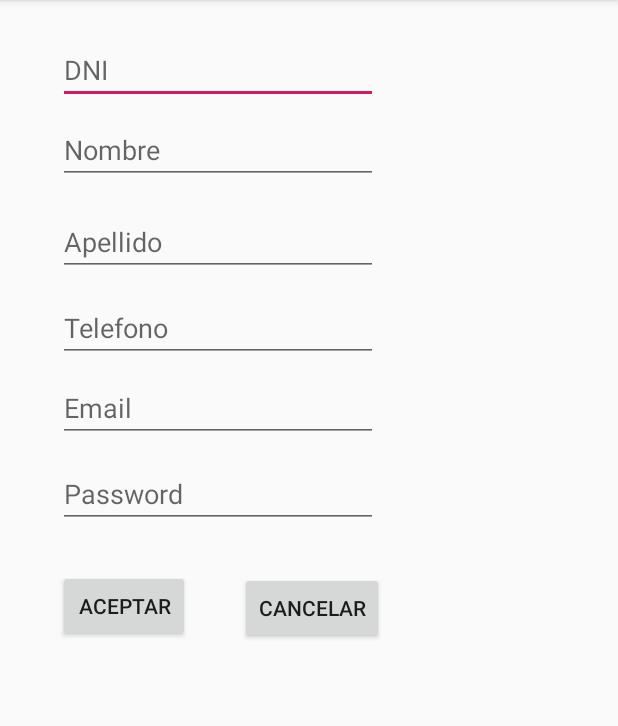
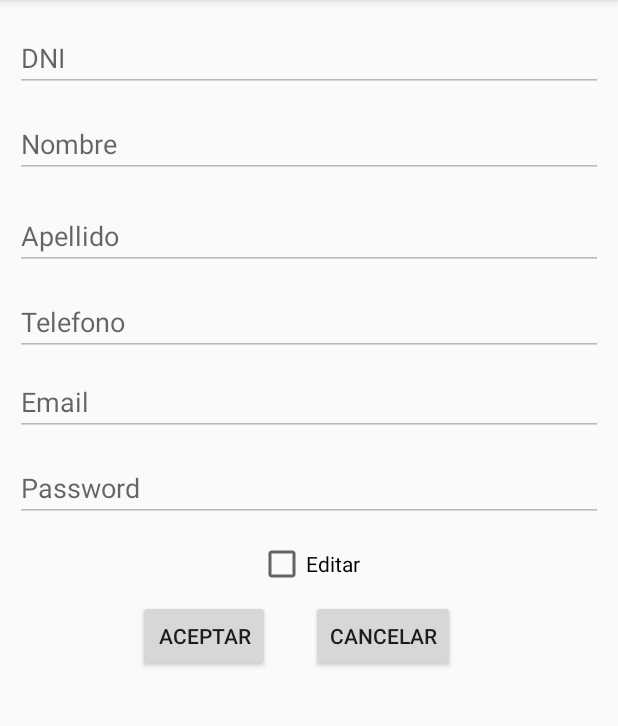
Before and after one commit to jalfer4/InmobiliariaV1, an Android app: the fragment PerfilFragment shown on its own in the app's theme, on a phone screen of 412 x 824 dp, the part 84-810 px from its top. Run offline under Robolectric (Android 15) with nearby library versions, the phone set to English and light mode, and no system bars.

Commit message:
mofificaciones varias 244

```diff
--- a/app/src/main/AndroidManifest.xml
+++ b/app/src/main/AndroidManifest.xml
@@ -4,7 +4,7 @@
 
     <application
         android:allowBackup="true"
-        android:icon="@mipmap/ic_launcher"
+        android:icon="@drawable/ic_inmobiliaria"
         android:label="@string/app_name"
         android:roundIcon="@mipmap/ic_launcher_round"
         android:supportsRtl="true"
--- a/app/src/main/java/com/example/inmobiliariav1/ui/perfil/PerfilFragment.java
+++ b/app/src/main/java/com/example/inmobiliariav1/ui/perfil/PerfilFragment.java
@@ -5,6 +5,8 @@ import android.view.LayoutInflater;
 import android.view.View;
 import android.view.ViewGroup;
 import android.widget.Button;
+import android.widget.CheckBox;
+import android.widget.EditText;
 import android.widget.TextView;
 
 import androidx.annotation.Nullable;
@@ -24,7 +26,17 @@ public class PerfilFragment extends Fragment {
 
         View view = inflater.inflate(R.layout.fragment_perfil, container, false);
 
+       final  EditText etDni = view.findViewById(R.id.etDni);
+        final  EditText etNombre = view.findViewById(R.id.etNombre);
+        final  EditText stApellido = view.findViewById(R.id.stApellido);
+        final  EditText etTelefono = view.findViewById(R.id.etTelefono);
+
+        final  EditText etEmail = view.findViewById(R.id.etEmail);
+        final  EditText etPassword = view.findViewById(R.id.etPassword);
+        final CheckBox cbEditar = view.findViewById(R.id.CbEditar);
         Button btnAceptar = view.findViewById(R.id.btnAceptar);
+
+
         btnAceptar.setOnClickListener(new View.OnClickListener() {
             @Override
             public void onClick(View v) {
@@ -40,6 +52,31 @@ public class PerfilFragment extends Fragment {
             }
         });
 
+
+         cbEditar.setOnClickListener(new View.OnClickListener() {
+
+             @Override
+             public void onClick(View v) {
+
+                 if(cbEditar.isChecked()){
+                     etDni.setEnabled(true);
+                     etNombre.setEnabled(true);
+                     stApellido.setEnabled(true);
+                     etTelefono.setEnabled(true);
+                     etEmail.setEnabled(true);
+                     etPassword.setEnabled(true);
+                 }
+                 else{
+                     etDni.setEnabled(false);
+                     etNombre.setEnabled(false);
+                     stApellido.setEnabled(false);
+                     etTelefono.setEnabled(false);
+                     etEmail.setEnabled(false);
+                     etPassword.setEnabled(false);
+                 }
+
+             }
+         });
         return view;
     }
 }
--- a/app/src/main/res/layout/fragment_perfil.xml
+++ b/app/src/main/res/layout/fragment_perfil.xml
@@ -2,108 +2,133 @@
 <androidx.constraintlayout.widget.ConstraintLayout xmlns:android="http://schemas.android.com/apk/res/android"
     xmlns:app="http://schemas.android.com/apk/res-auto"
     xmlns:tools="http://schemas.android.com/tools"
+
     android:layout_width="match_parent"
-    android:layout_height="match_parent">
+    android:layout_height="match_parent"
+    android:fadeScrollbars="false">
+
 
     <EditText
         android:id="@+id/etDni"
-        android:layout_width="wrap_content"
+        android:layout_width="0dp"
         android:layout_height="wrap_content"
-        android:layout_marginTop="24dp"
+        android:layout_marginStart="10dp"
+        android:layout_marginTop="16dp"
+        android:layout_marginEnd="10dp"
         android:ems="10"
+        android:enabled="false"
         android:hint="DNI"
         android:inputType="textPersonName"
         app:layout_constraintEnd_toEndOf="parent"
-        app:layout_constraintHorizontal_bias="0.196"
         app:layout_constraintStart_toStartOf="parent"
         app:layout_constraintTop_toTopOf="parent" />
 
     <EditText
         android:id="@+id/etNombre"
-        android:layout_width="wrap_content"
+        android:layout_width="0dp"
         android:layout_height="wrap_content"
-        android:layout_marginTop="8dp"
+        android:layout_marginStart="10dp"
+        android:layout_marginTop="12dp"
+        android:layout_marginEnd="10dp"
         android:ems="10"
+        android:enabled="false"
         android:hint="Nombre"
         android:inputType="textPersonName"
         app:layout_constraintEnd_toEndOf="parent"
-        app:layout_constraintHorizontal_bias="0.196"
         app:layout_constraintStart_toStartOf="parent"
         app:layout_constraintTop_toBottomOf="@+id/etDni" />
 
     <EditText
         android:id="@+id/stApellido"
-        android:layout_width="wrap_content"
+        android:layout_width="0dp"
         android:layout_height="wrap_content"
+        android:layout_marginStart="10dp"
         android:layout_marginTop="16dp"
+        android:layout_marginEnd="10dp"
         android:ems="10"
+        android:enabled="false"
         android:hint="Apellido"
         android:inputType="textPersonName"
         app:layout_constraintEnd_toEndOf="parent"
-        app:layout_constraintHorizontal_bias="0.196"
         app:layout_constraintStart_toStartOf="parent"
         app:layout_constraintTop_toBottomOf="@+id/etNombre" />
 
     <EditText
         android:id="@+id/etTelefono"
-        android:layout_width="wrap_content"
+        android:layout_width="0dp"
         android:layout_height="wrap_content"
+        android:layout_marginStart="10dp"
         android:layout_marginTop="12dp"
+        android:layout_marginEnd="10dp"
         android:ems="10"
+        android:enabled="false"
         android:hint="Telefono"
         android:inputType="phone"
         app:layout_constraintEnd_toEndOf="parent"
-        app:layout_constraintHorizontal_bias="0.196"
         app:layout_constraintStart_toStartOf="parent"
         app:layout_constraintTop_toBottomOf="@+id/stApellido" />
 
     <EditText
         android:id="@+id/etEmail"
-        android:layout_width="wrap_content"
+        android:layout_width="0dp"
         android:layout_height="wrap_content"
+        android:layout_marginStart="10dp"
         android:layout_marginTop="8dp"
+        android:layout_marginEnd="10dp"
         android:ems="10"
+        android:enabled="false"
         android:hint="Email"
         android:inputType="textEmailAddress"
         app:layout_constraintEnd_toEndOf="parent"
-        app:layout_constraintHorizontal_bias="0.196"
         app:layout_constraintStart_toStartOf="parent"
         app:layout_constraintTop_toBottomOf="@+id/etTelefono" />
 
     <EditText
         android:id="@+id/etPassword"
+        android:layout_width="0dp"
+        android:layout_height="wrap_content"
+        android:layout_marginStart="10dp"
+
+        android:layout_marginTop="12dp"
+        android:layout_marginEnd="10dp"
+        android:ems="10"
+        android:enabled="false"
+        android:hint="Password"
+        android:inputType="textPassword"
+        app:layout_constraintEnd_toEndOf="parent"
+        app:layout_constraintStart_toStartOf="parent"
+        app:layout_constraintTop_toBottomOf="@+id/etEmail" />
+
+
+    <CheckBox
+        android:id="@+id/CbEditar"
         android:layout_width="wrap_content"
         android:layout_height="wrap_content"
         android:layout_marginTop="12dp"
-        android:ems="10"
-        android:hint="Password"
-        android:inputType="textPassword"
+        android:text="Editar"
         app:layout_constraintEnd_toEndOf="parent"
-        app:layout_constraintHorizontal_bias="0.196"
         app:layout_constraintStart_toStartOf="parent"
-        app:layout_constraintTop_toBottomOf="@+id/etEmail" />
+        app:layout_constraintTop_toBottomOf="@+id/etPassword" />
 
     <Button
         android:id="@+id/btnAceptar"
         android:layout_width="wrap_content"
         android:layout_height="wrap_content"
-        android:layout_marginTop="28dp"
+        android:layout_marginStart="92dp"
+        android:layout_marginTop="8dp"
         android:text="Aceptar"
-        app:layout_constraintEnd_toStartOf="@+id/btnCancelar"
-        app:layout_constraintHorizontal_bias="0.541"
         app:layout_constraintStart_toStartOf="parent"
-        app:layout_constraintTop_toBottomOf="@+id/etPassword" />
+        app:layout_constraintTop_toBottomOf="@+id/CbEditar" />
 
     <Button
         android:id="@+id/btnCancelar"
         android:layout_width="wrap_content"
         android:layout_height="wrap_content"
-        android:layout_marginTop="16dp"
-        android:layout_marginEnd="156dp"
+        android:layout_marginTop="8dp"
         android:text="Cancelar"
-        app:layout_constraintBottom_toBottomOf="parent"
         app:layout_constraintEnd_toEndOf="parent"
-        app:layout_constraintTop_toBottomOf="@+id/etPassword"
-        app:layout_constraintVertical_bias="0.037" />
+        app:layout_constraintHorizontal_bias="0.2"
+        app:layout_constraintStart_toEndOf="@+id/btnAceptar"
+        app:layout_constraintTop_toBottomOf="@+id/CbEditar" />
 
 </androidx.constraintlayout.widget.ConstraintLayout>
--- a/app/src/main/res/layout/nav_header_menu_left.xml
+++ b/app/src/main/res/layout/nav_header_menu_left.xml
@@ -14,11 +14,11 @@
 
     <ImageView
         android:id="@+id/imageView"
-        android:layout_width="wrap_content"
-        android:layout_height="wrap_content"
+        android:layout_width="80dp"
+        android:layout_height="80dp"
         android:contentDescription="@string/nav_header_desc"
         android:paddingTop="@dimen/nav_header_vertical_spacing"
-        app:srcCompat="@mipmap/ic_launcher_round" />
+        app:srcCompat="@drawable/ic_inmobiliaria" />
 
     <TextView
         android:layout_width="match_parent"
--- a/app/src/main/res/navigation/mobile_navigation.xml
+++ b/app/src/main/res/navigation/mobile_navigation.xml
@@ -55,16 +55,16 @@
     <fragment
         android:id="@+id/detallePropiedad"
         android:name="com.example.inmobiliariav1.ui.propiedad.DetallePropiedad"
-        android:label="fragment_detalle_propiedad"
+        android:label="Detalle de Propiedad"
         tools:layout="@layout/fragment_detalle_propiedad" />
     <fragment
         android:id="@+id/detalleContrato"
         android:name="com.example.inmobiliariav1.ui.contrato.DetalleContrato"
-        android:label="fragment_detalle_contrato"
+        android:label="Detalle de Contrato"
         tools:layout="@layout/fragment_detalle_contrato" />
     <fragment
         android:id="@+id/detallesPagosFragment"
         android:name="com.example.inmobiliariav1.ui.pagos.DetallesPagosFragment"
-        android:label="fragment_detalles_pagos"
+        android:label="Detalle de Pagos"
         tools:layout="@layout/fragment_detalles_pagos" />
 </navigation>
```
Also changed, not shown: app/src/main/res/drawable/ic_inmobiliaria.xml (added, +12 -0 lines), app/src/main/res/drawable/ic_lnr_apartment.xml (added, +81 -0 lines), app/src/main/res/drawable/ic_lnr_cross_circle.xml (added, +12 -0 lines), app/src/main/res/drawable/ic_lnr_layers.xml (added, +15 -0 lines), app/src/main/res/drawable/ic_lnr_license.xml (added, +27 -0 lines), app/src/main/res/drawable/ic_lnr_user.xml (added, +12 -0 lines), app/src/main/res/drawable/ic_lnr_users.xml (added, +18 -0 lines), app/src/main/res/layout/activity_main.xml (+4 -4 lines), app/src/main/res/layout/fragment_detalle_contrato.xml (+13 -12 lines), app/src/main/res/layout/fragment_detalle_propiedad.xml (+11 -7 lines), app/src/main/res/layout/fragment_detalles_pagos.xml (+7 -4 lines), app/src/main/res/menu/activity_menu_left_drawer.xml (+6 -6 lines).
